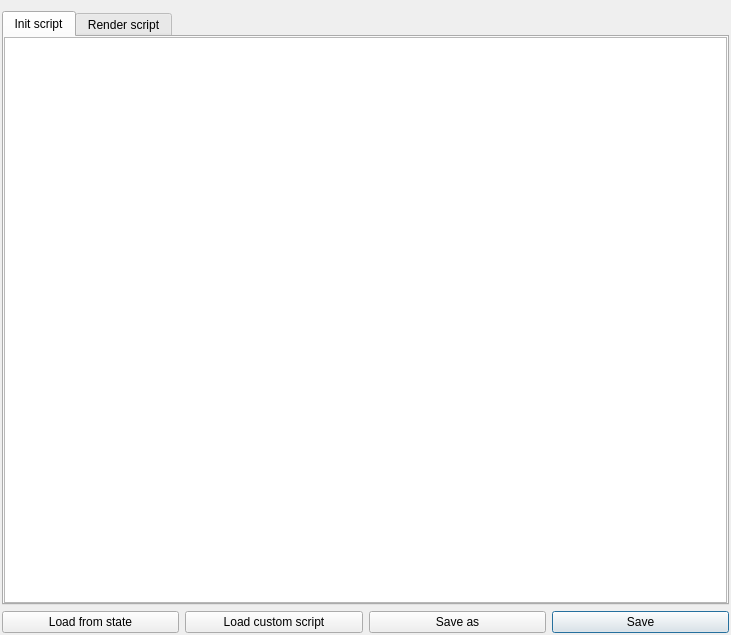
Before: the Qt Designer form editor/layout/particlescriptdialog.ui in Vavius/moai-ide, drawn with Qt 5.
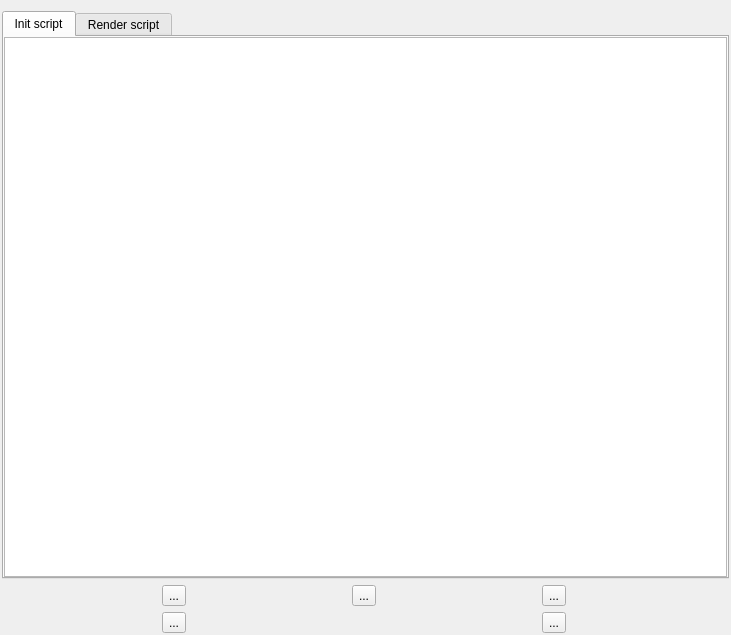
After: the same form once the commit is applied. Custom widgets are drawn as their Qt base class.

Commit message: add emission duration; start/stop emitter buttons

What changed in the file:
```diff
--- a/editor/layout/particlescriptdialog.ui
+++ b/editor/layout/particlescriptdialog.ui
@@ -72,31 +72,38 @@
    </item>
    <item>
     <layout class="QGridLayout" name="gridLayout">
-     <item row="0" column="3">
-      <widget class="QPushButton" name="btnSave">
-       <property name="text">
-        <string>Save</string>
-       </property>
-      </widget>
-     </item>
-     <item row="0" column="0">
-      <widget class="QPushButton" name="btnLoadState">
-       <property name="text">
-        <string>Load from state</string>
-       </property>
-      </widget>
-     </item>
-     <item row="0" column="2">
-      <widget class="QPushButton" name="btnSaveAs">
-       <property name="text">
-        <string>Save as</string>
-       </property>
-      </widget>
-     </item>
      <item row="0" column="1">
-      <widget class="QPushButton" name="btnLoad">
+      <widget class="QToolButton" name="btnOpen">
        <property name="text">
-        <string>Load custom script</string>
+        <string>...</string>
+       </property>
+      </widget>
+     </item>
+     <item row="1" column="2">
+      <widget class="QToolButton" name="btnSaveAs">
+       <property name="text">
+        <string>...</string>
+       </property>
+      </widget>
+     </item>
+     <item row="0" column="2">
+      <widget class="QToolButton" name="btnSave">
+       <property name="text">
+        <string>...</string>
+       </property>
+      </widget>
+     </item>
+     <item row="0" column="0">
+      <widget class="QToolButton" name="btnLoadFromState">
+       <property name="text">
+        <string>...</string>
+       </property>
+      </widget>
+     </item>
+     <item row="1" column="0">
+      <widget class="QToolButton" name="btnLoadCustom">
+       <property name="text">
+        <string>...</string>
        </property>
       </widget>
      </item>
```
Left out of the diff: 68 changed lines with no effect on the pictures. The commit also changes 19 other files.
